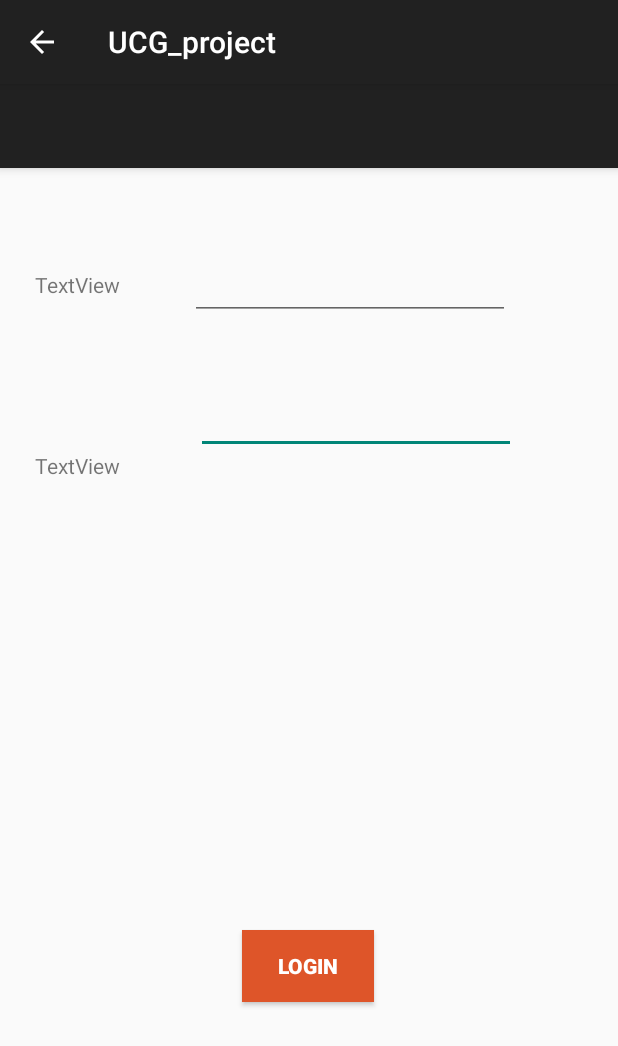
After one commit to Predrag777/UCG_project, an Android app built with Jetpack Compose: the Login screen opened directly, with no data from a screen before it, on a phone screen of 412 x 824 dp. The commit adds this screen. Shown: the top 1046 px of the screen. Run offline under Robolectric (Android 15) with nearby library versions, the phone set to English and light mode, and no system bars; 1 statement that could not run was skipped.

Commit message:
Auth front finished V0.0

```diff
--- a/app/build.gradle.kts
+++ b/app/build.gradle.kts
@@ -47,7 +47,9 @@ dependencies {
     //Constraint Layout
     implementation("androidx.constraintlayout:constraintlayout:2.2.0")
     implementation("androidx.constraintlayout:constraintlayout-compose:1.1.0")
-
+    //Toolbar
+    implementation("androidx.appcompat:appcompat:1.2.0")
+    implementation("com.google.android.material:material:1.2.1")
 
     implementation(libs.androidx.core.ktx)
     implementation(libs.androidx.lifecycle.runtime.ktx)
--- /dev/null
+++ b/app/src/main/java/com/example/ucg_project/presentation/Auth/Login.kt
@@ -0,0 +1,20 @@
+package com.example.ucg_project.presentation.Auth
+
+import android.os.Bundle
+import android.view.View
+import android.widget.Toolbar
+import androidx.activity.ComponentActivity
+import com.example.ucg_project.R
+import androidx.appcompat.app.AppCompatActivity;
+
+class Login : AppCompatActivity(){
+    override fun onCreate(savedInstanceState: Bundle?) {
+        super.onCreate(savedInstanceState)
+        setContentView(R.layout.login)
+
+
+        // assigning ID of the toolbar to a variable
+        setSupportActionBar(findViewById<View>(R.id.toolbar) as androidx.appcompat.widget.Toolbar?)
+        supportActionBar!!.setDisplayHomeAsUpEnabled(true)
+    }
+}
--- /dev/null
+++ b/app/src/main/res/layout/login.xml
@@ -0,0 +1,87 @@
+<?xml version="1.0" encoding="utf-8"?>
+<androidx.constraintlayout.widget.ConstraintLayout xmlns:android="http://schemas.android.com/apk/res/android"
+    xmlns:app="http://schemas.android.com/apk/res-auto"
+    xmlns:tools="http://schemas.android.com/tools"
+    android:layout_width="match_parent"
+    android:layout_height="match_parent">
+
+    <TextView
+        android:id="@+id/textView3"
+        android:layout_width="wrap_content"
+        android:layout_height="wrap_content"
+        android:layout_marginBottom="300dp"
+        android:text="TextView"
+        app:layout_constraintBottom_toTopOf="@+id/login"
+        app:layout_constraintEnd_toStartOf="@+id/password"
+        app:layout_constraintHorizontal_bias="0.315"
+        app:layout_constraintStart_toStartOf="parent" />
+
+    <com.google.android.material.appbar.AppBarLayout
+        android:layout_width="0dp"
+        android:layout_height="wrap_content"
+        app:layout_constraintEnd_toEndOf="parent"
+        app:layout_constraintStart_toStartOf="parent"
+        app:layout_constraintTop_toTopOf="parent">
+
+        <androidx.appcompat.widget.Toolbar
+            android:id="@+id/toolbar"
+            android:layout_width="match_parent"
+            android:layout_height="wrap_content"
+            android:background="?attr/colorPrimary"
+            android:minHeight="?attr/actionBarSize"
+            android:theme="?attr/actionBarTheme"
+            tools:layout_editor_absoluteX="0dp"
+            tools:layout_editor_absoluteY="0dp" />
+
+    </com.google.android.material.appbar.AppBarLayout>
+
+    <TextView
+        android:id="@+id/textView2"
+        android:layout_width="wrap_content"
+        android:layout_height="wrap_content"
+        android:layout_marginTop="124dp"
+        android:text="TextView"
+        app:layout_constraintEnd_toStartOf="@+id/email"
+        app:layout_constraintHorizontal_bias="0.333"
+        app:layout_constraintStart_toStartOf="parent"
+        app:layout_constraintTop_toTopOf="parent" />
+
+    <EditText
+        android:id="@+id/password"
+        android:layout_width="wrap_content"
+        android:layout_height="wrap_content"
+        android:layout_marginEnd="68dp"
+        android:ems="10"
+        android:inputType="textPassword"
+        app:layout_constraintBottom_toTopOf="@+id/login"
+        app:layout_constraintEnd_toEndOf="parent"
+        app:layout_constraintTop_toBottomOf="@+id/email"
+        app:layout_constraintVertical_bias="0.121" />
+
+    <EditText
+        android:id="@+id/email"
+        android:layout_width="wrap_content"
+        android:layout_height="wrap_content"
+        android:layout_marginTop="112dp"
+        android:layout_marginEnd="72dp"
+        android:ems="10"
+        android:inputType="textEmailAddress"
+        app:layout_constraintEnd_toEndOf="parent"
+        app:layout_constraintTop_toTopOf="parent" />
+
+    <Button
+        android:id="@+id/login"
+        android:layout_width="wrap_content"
+        android:layout_height="wrap_content"
+        android:layout_marginBottom="156dp"
+        android:text="Login"
+        android:background="@color/main_color"
+        android:textColor="@color/white"
+        android:textStyle="bold"
+        app:layout_constraintBottom_toBottomOf="parent"
+        app:layout_constraintEnd_toEndOf="parent"
+        app:layout_constraintHorizontal_bias="0.498"
+        app:layout_constraintStart_toStartOf="parent" />
+
+
+</androidx.constraintlayout.widget.ConstraintLayout>
--- a/app/src/main/res/values/colors.xml
+++ b/app/src/main/res/values/colors.xml
@@ -7,5 +7,6 @@
     <color name="teal_700">#FF018786</color>
     <color name="main_color">#DE5529</color>
     <color name="black">#FF000000</color>
+    <color name="background">#D1D0D0</color>
     <color name="white">#FFFFFFFF</color>
 </resources>
--- a/app/src/main/res/values/strings.xml
+++ b/app/src/main/res/values/strings.xml
@@ -1,3 +1,4 @@
 <resources>
     <string name="app_name">UCG_project</string>
+    <string name="login">Login</string>
 </resources>
--- a/app/src/main/res/values/themes.xml
+++ b/app/src/main/res/values/themes.xml
@@ -2,4 +2,5 @@
 <resources>
 
     <style name="Theme.UCG_project" parent="android:Theme.Material.Light.NoActionBar" />
+
 </resources>
```
Also changed, not shown: app/src/main/AndroidManifest.xml (+19 -2 lines), app/src/main/java/com/example/ucg_project/MainActivity.kt (+19 -0 lines), app/src/main/java/com/example/ucg_project/presentation/Auth/SignIn.kt (added, +19 -0 lines), app/src/main/res/layout/main_activity.xml (+23 -16 lines), app/src/main/res/layout/signin.xml (added, +108 -0 lines), app/src/main/res/values/style.xml (added, +14 -0 lines).
